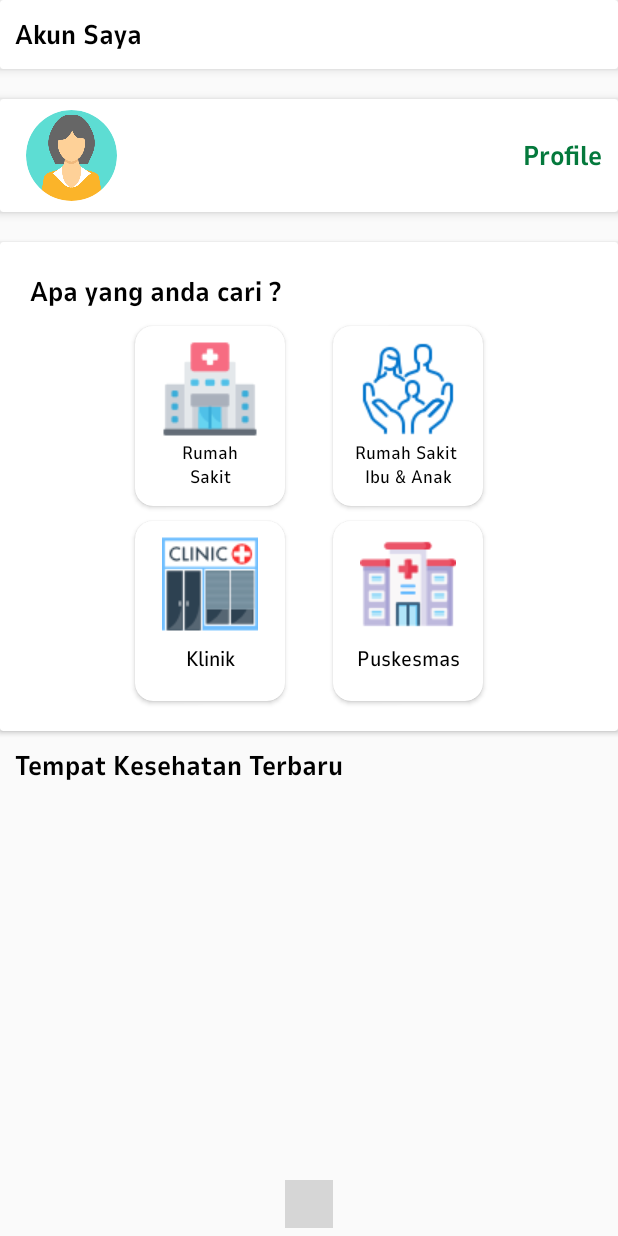
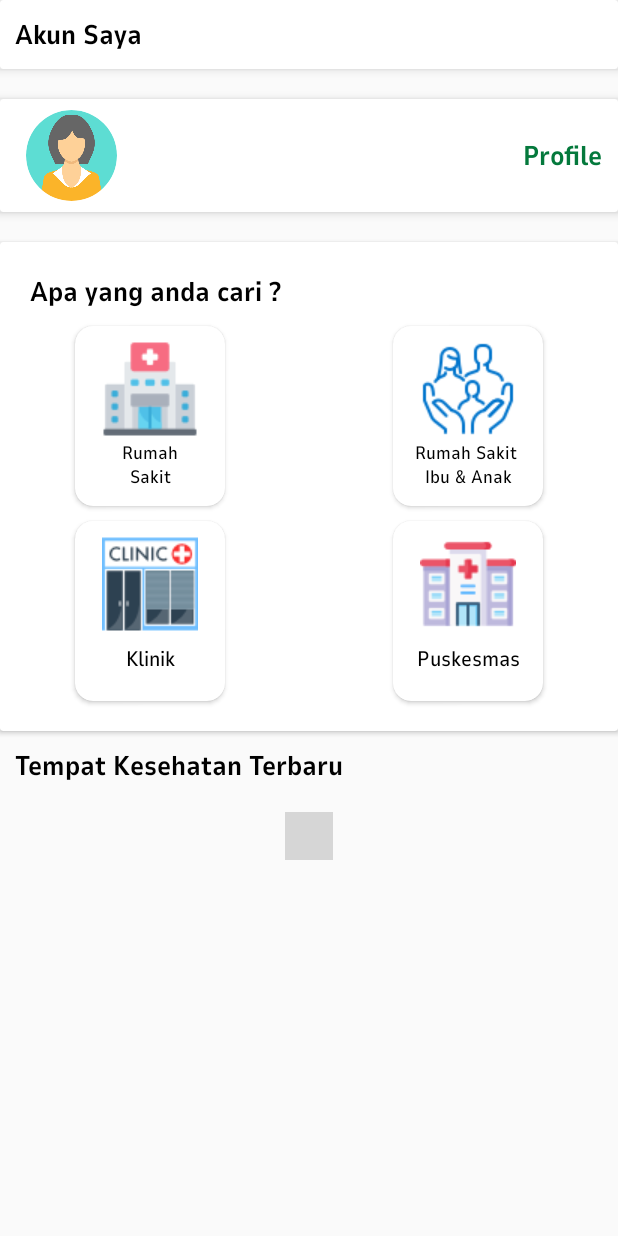
Before and after one commit to hartawan6794/giskesehatan, an Android app: the DashboardActivity screen opened directly, with no data from a screen before it, on a phone screen of 412 x 824 dp. Run offline under Robolectric (Android 15) with nearby library versions, the phone set to English and light mode, and no system bars; our stand-ins replace CircleImageView; libraries missing offline, so code that uses them is left out: ru.tinkoff.scrollingpagerindicator; plain views replace ScrollingPagerIndicator; network calls fail; pictures from the network do not load; 2 statements that could not run were skipped; grey boxes are pictures that could not be loaded.

Commit message:
beberapa perbaikan

```diff
--- a/app/src/main/res/layout/activity_dashboard.xml
+++ b/app/src/main/res/layout/activity_dashboard.xml
@@ -5,6 +5,17 @@
     android:layout_width="match_parent"
     android:layout_height="match_parent"
     tools:context=".Activitys.DashboardActivity">
+
+    <ScrollView
+        android:layout_width="match_parent"
+        android:layout_height="wrap_content"
+        app:layout_constraintEnd_toEndOf="parent"
+        app:layout_constraintStart_toStartOf="parent"
+        app:layout_constraintTop_toTopOf="parent">
+
+        <androidx.constraintlayout.widget.ConstraintLayout
+            android:layout_width="match_parent"
+            android:layout_height="wrap_content">
 
             <androidx.cardview.widget.CardView
                 android:id="@+id/cv_title"
@@ -134,7 +145,7 @@
                         android:layout_height="120dp"
                         android:layout_below="@id/tv_title_mene"
                         android:layout_alignParentStart="true"
-                android:layout_marginStart="80dp"
+                        android:layout_marginStart="40dp"
                         android:clickable="true"
                         android:foreground="?android:attr/selectableItemBackground"
                         app:cardCornerRadius="12dp">
@@ -170,7 +181,7 @@
                         android:layout_height="120dp"
                         android:layout_below="@id/tv_title_mene"
                         android:layout_alignParentEnd="true"
-                android:layout_marginEnd="80dp"
+                        android:layout_marginEnd="40dp"
                         android:clickable="true"
                         android:foreground="?android:attr/selectableItemBackground"
                         app:cardCornerRadius="12dp">
@@ -206,7 +217,7 @@
                         android:layout_height="120dp"
                         android:layout_below="@id/cv_rs"
                         android:layout_alignParentStart="true"
-                android:layout_marginStart="80dp"
+                        android:layout_marginStart="40dp"
                         android:layout_marginTop="10dp"
                         android:layout_marginBottom="10dp"
                         android:clickable="true"
@@ -245,7 +256,7 @@
                         android:layout_below="@id/cv_rs"
                         android:layout_alignParentEnd="true"
                         android:layout_marginTop="10dp"
-                android:layout_marginEnd="80dp"
+                        android:layout_marginEnd="40dp"
                         android:layout_marginBottom="10dp"
                         android:clickable="true"
                         android:foreground="?android:attr/selectableItemBackground"
@@ -286,12 +297,12 @@
                 android:layout_height="wrap_content"
                 android:fontFamily="@font/nunito_bold"
                 android:padding="10dp"
+                android:text="Tempat Kesehatan Terbaru"
                 android:textColor="@color/black"
                 android:textSize="18sp"
-        android:text="Tempat Kesehatan Terbaru"
                 app:layout_constraintEnd_toEndOf="parent"
                 app:layout_constraintStart_toStartOf="parent"
-        app:layout_constraintTop_toBottomOf="@id/cv_menu"/>
+                app:layout_constraintTop_toBottomOf="@id/cv_menu" />
 
             <androidx.recyclerview.widget.RecyclerView
                 android:id="@+id/rv_terkini"
@@ -300,7 +311,6 @@
                 android:paddingStart="8dp"
                 android:paddingTop="8dp"
                 android:paddingEnd="8dp"
-        app:layout_constraintBottom_toTopOf="@+id/indicator_banner"
                 app:layout_constraintEnd_toEndOf="parent"
                 app:layout_constraintStart_toStartOf="parent"
                 app:layout_constraintTop_toBottomOf="@id/tv_title_kesehatan_terkini" />
@@ -313,5 +323,8 @@
                 app:layout_constraintBottom_toBottomOf="parent"
                 app:layout_constraintEnd_toEndOf="parent"
                 app:layout_constraintStart_toStartOf="parent"
+                app:layout_constraintTop_toBottomOf="@id/rv_terkini"
                 app:spi_dotSelectedColor="@color/primay" />
         </androidx.constraintlayout.widget.ConstraintLayout>
+    </ScrollView>
+</androidx.constraintlayout.widget.ConstraintLayout>
```
Lines whose indentation alone changed are shown as unchanged.
